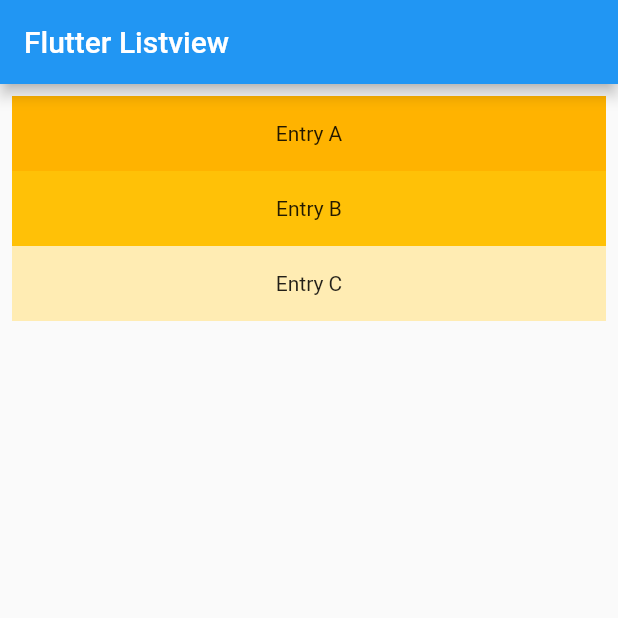
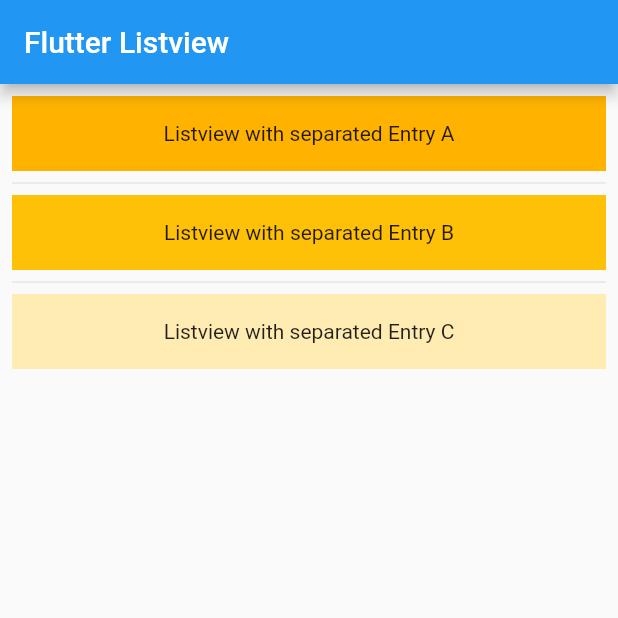
Before and after one commit to Shawn409631016/flutter_listview, a Flutter app: the screen it shows after launch, on a phone screen of 412 x 824 dp, the top half of it. Run offline on Flutter 3.47's test engine with Material 2 defaults, Android fonts, the phone set to English and light mode, and no system bars.

Commit message:
move separated.png

```diff
--- a/lib/main.dart
+++ b/lib/main.dart
@@ -27,7 +27,8 @@ class MyHomePage extends StatefulWidget {
 }
 
 class _MyHomePageState extends State<MyHomePage> {
-
+  final List<String> entries = <String>['A', 'B', 'C'];
+  final List<int> colorCodes = <int>[600, 500, 100];
   Widget build(BuildContext context) {
     return Scaffold(
       appBar: AppBar(
@@ -35,26 +36,18 @@ class _MyHomePageState extends State<MyHomePage> {
         // the App.build method, and use it to set our appbar title.
         title: Text(widget.title),
       ),
-      body: ListView(
+      body: ListView.separated(
         padding: const EdgeInsets.all(8),
-        children: <Widget>[
-          Container(
+        itemCount: entries.length,
+        itemBuilder: (BuildContext context, int index) {
+          return Container(
             height: 50,
-            color: Colors.amber[600],
-            child: const Center(child: Text('Entry A')),
-          ),
-          Container(
-            height: 50,
-            color: Colors.amber[500],
-            child: const Center(child: Text('Entry B')),
-          ),
-          Container(
-            height: 50,
-            color: Colors.amber[100],
-            child: const Center(child: Text('Entry C')),
-          ),
-        ],
-      )
+            color: Colors.amber[colorCodes[index]],
+            child: Center(child: Text('Listview with separated Entry ${entries[index]}')),
+          );
+        },
+        separatorBuilder: (BuildContext context, int index) => const Divider(),
+      ),
     );
   }
 }
```
Also changed, not shown: pic/Screenshot_listview.png (added), pic/Screenshot_listview_builder.png (added), pic/Screenshot_listview_separated.png (added).
